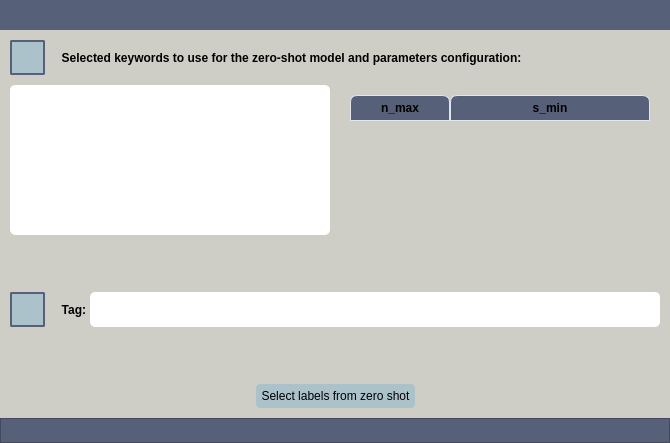
Above: UIs/get_labels_from_zeroshot.ui from IntelCompH2020/domain_classification before the change. Below: the same form after it.
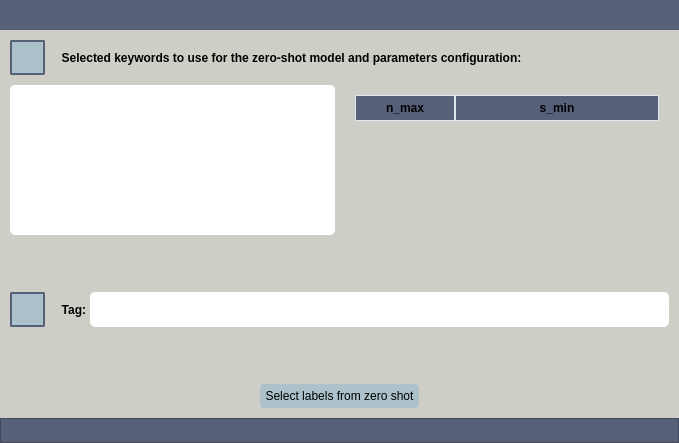
That is the form after the change. Icons and pictures are not drawn.

Commit message: Fixing problems with tables and updating windows to work with Docker.

Patch:
```diff
--- a/UIs/get_labels_from_zeroshot.ui
+++ b/UIs/get_labels_from_zeroshot.ui
@@ -6,7 +6,7 @@
    <rect>
     <x>0</x>
     <y>0</y>
-    <width>670</width>
+    <width>679</width>
     <height>443</height>
    </rect>
   </property>
@@ -364,54 +364,54 @@
 	border-radius: 5px;
 	gridline-color: #DFE6ED;
 	color:black;
-
+	selection-color: #C7CDDA; 
+	selection-background-color: #C7CDDA; 
 }
-QTableWidget::item{
-	background-color: #ABC2CB;
-	border-color: #DFE6ED;
-	padding-left: 5px;
-	padding-right: 5px;
-	gridline-color: #DFE6ED;
+QTableView::item { 
+	background-color: #ABC2CB; 
+	color:black;
 }
-QTableWidget::item:selected{
-	background-color: #C7CDDA;
+QTableView::item:selected{ 
+	background-color: #ABC2CB; 
+	color:black;
 }
+
+QTableView::item:selected:active{ 
+	background-color: #ABC2CB; 
+}
+
 QScrollBar:horizontal {
     border: none;
     background: #A3A8AD;
-    height: 14px;
-    margin: 0px 21px 0 21px;
+    height: 2px;
+    margin: 0px 2px 0 2px;
 	border-radius: 0px;
 }
+
  QScrollBar:vertical {
 	border: none;
     background: #A3A8AD;
-    width: 14px;
-    margin: 21px 0 21px 0;
+    width: 2px;
+    margin: 2px 0 2px 0;
 	border-radius: 0px;
  }
-QHeaderView::section{
-	Background-color: #576079;
-	max-width: 30px;
-	border: 1px solid #576079;
-	border-style: none;
-    border-bottom: 1px solid #576079;
-    border-right: 1px solid #576079;
-}
-QTableWidget::horizontalHeader {	
-	background-color: #576079;
-}
+
 QHeaderView::section:horizontal
 {
-    border: 1px solid #DFE6ED;
 	background-color: #576079;
 	padding: 3px;
-	border-top-left-radius: 7px;
-    border-top-right-radius: 7px;
+    border-bottom: 1px solid #DFE6ED;
+    border-right: 1px solid #DFE6ED;
+    border-top: 1px solid #DFE6ED;
+    border-left: 1px solid #DFE6ED;
 }
-QHeaderView::section:vertical
-{
-    border: 1px solid #576079;
+
+QTableWidget::horizontalHeader {	
+	background-color: #576079;
+}
+
+QTableWidget::verticalHeader {	
+	background-color: #576079;
 }
 
 QToolTip {	
```
Left out of the diff: 6 changed lines with no effect on the pictures. The commit also changes 11 other files.
